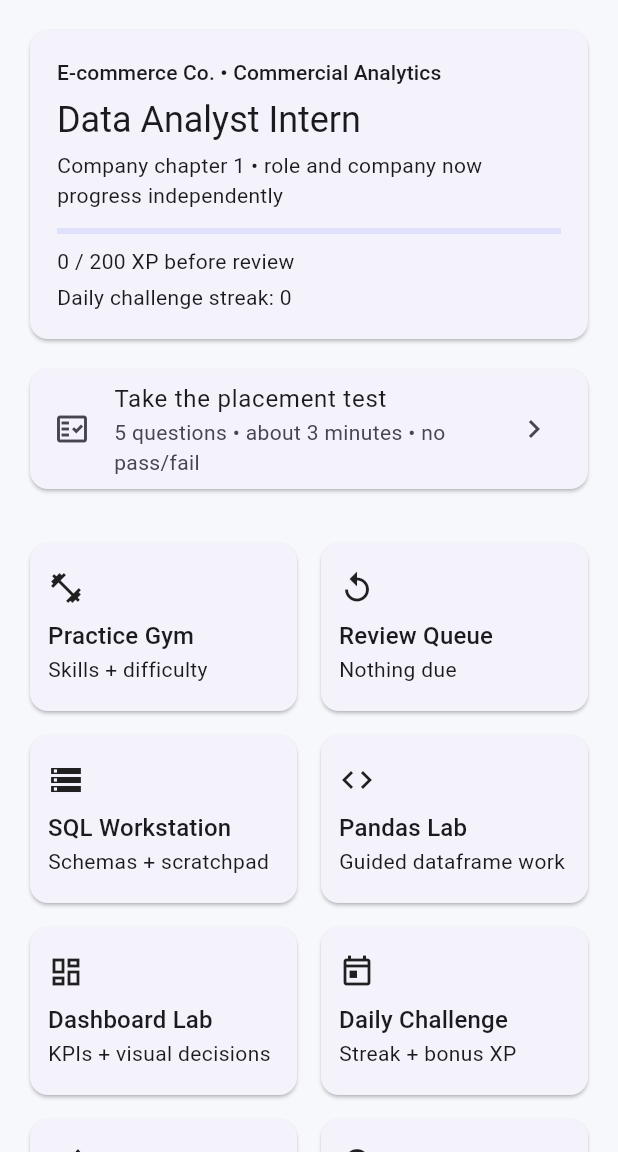
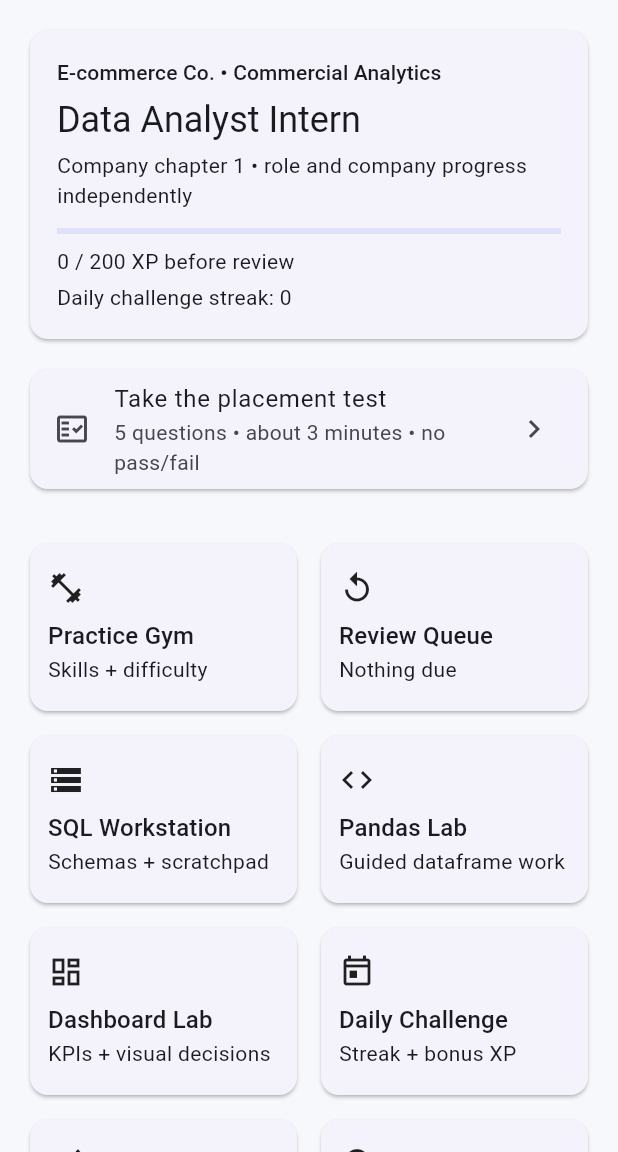
Before and after one commit to rahulrtk74747474-glitch/Data_career, a Flutter app: the screen it shows after launch, on a phone screen of 412 x 824 dp, the part 84-1236 px from its top. Run offline on Flutter 3.47's test engine with Material 3 defaults, Android fonts, the phone set to English and light mode, and no system bars; our stand-ins replace cross_file, fl_chart, flutter_local_notifications, flutter_riverpod, flutter_timezone, open_file and 4 more; accounts and stored records are empty.

Commit message:
feat: show final company journey completion on home

```diff
--- a/lib/features/home/home_screen.dart
+++ b/lib/features/home/home_screen.dart
@@ -448,7 +448,9 @@ class _CareerCard extends StatelessWidget {
             ),
             const SizedBox(height: 4),
             Text(
-              'Company chapter ${progress.resolvedCompanyChapter + 1} • role and company now progress independently',
+              progress.companyJourneyCompleted
+                  ? 'Five-company journey complete • role remains independent'
+                  : 'Company chapter ${progress.resolvedCompanyChapter + 1} • role and company progress independently',
             ),
             const SizedBox(height: 12),
             LinearProgressIndicator(value: progress.roleProgress),
```
